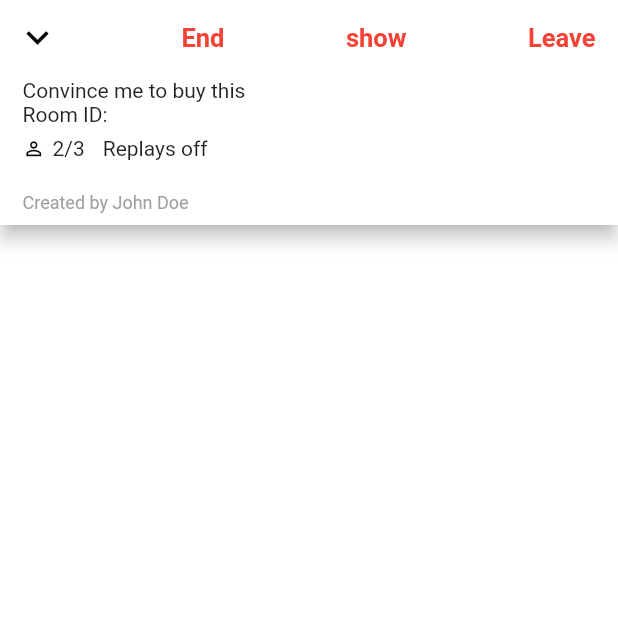
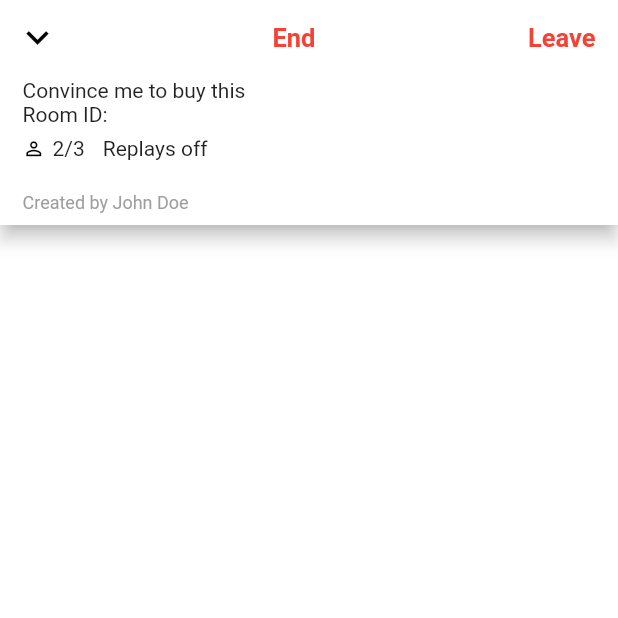
Before and after one commit to YawarOsman/socialnetwork, a Flutter app: the RoomScreen screen opened directly with empty values, after a tap on "End", on a phone screen of 412 x 824 dp, the top half of it. Run offline on Flutter 3.47's test engine with Material 2 defaults, Android fonts, the phone set to English and light mode, and no system bars; our stand-ins replace cached_network_image, connectivity_plus, device_info_plus, flashy_tab_bar2, flutter_dotenv, flutter_switch and 4 more; missing offline and left inert: amplify_api, amplify_auth_cognito, amplify_core, amplify_datastore, amplify_flutter, amplify_storage_s3 and 1 more; accounts and stored records are empty; network calls fail.

Commit message:
fixing bugs

```diff
--- a/lib/pages/home.dart
+++ b/lib/pages/home.dart
@@ -1,7 +1,6 @@
 import 'package:connectivity_plus/connectivity_plus.dart';
 import 'package:flutter/material.dart';
 import 'package:provider/provider.dart';
-import 'package:socialnetwork/pages/roomScreen.dart';
 import 'dart:developer' as dev;
 import '../helper/audiocall/api.dart';
 import '../helper/con.dart';
@@ -120,12 +119,12 @@ class _HomeState extends State<Home> {
                   bottomNavigationBar: BottomBar(),
                   body: Stack(alignment: Alignment.bottomCenter, children: [
                     _list.elementAt(log.selectedTab),
-                    (states.isRoomPageMinimized && states.isRoomOpened)
+                    (states.isRoomPageMinimized && log.isRoomActive)
                         ? MinimizedRoomPage()
                         : SizedBox(),
                   ]),
                 ),
-                states.isRoomOpened
+                log.isRoomActive
                     ? AnimatedContainer(
                         duration: Duration(milliseconds: 100),
                         height: states.isRoomPageMinimized
--- a/lib/pages/roomScreen.dart
+++ b/lib/pages/roomScreen.dart
@@ -16,17 +16,13 @@ class RoomScreen extends StatefulWidget {
   final String roomId;
   final String? id;
   final String token;
-  final void Function() leaveRoom;
-  final void Function() endRoom;
 
-  const RoomScreen(
-      {Key? key,
+  RoomScreen({
+    Key? key,
     this.id,
     required this.roomId,
     required this.token,
-      required this.leaveRoom,
-      required this.endRoom})
-      : super(key: key);
+  }) : super(key: key);
 
   @override
   State<RoomScreen> createState() => _RoomScreenState();
@@ -117,16 +113,11 @@ class _RoomScreenState extends State<RoomScreen> {
 
   @override
   Widget build(BuildContext context) {
-    return Container(
-      height:
-          //Provider.of<States>(context, listen: false).isRoomPageMinimized
-          //     ? 200
-          //     :
-          MediaQuery.of(context).size.height -
-              MediaQueryData.fromWindow(WidgetsBinding.instance.window)
-                  .padding
-                  .top,
-      child: Scaffold(
+    return SizedBox(
+      height: MediaQuery.of(context).size.height -
+          MediaQueryData.fromWindow(WidgetsBinding.instance.window).padding.top,
+      child: Consumer2<Log, States>(
+        builder: (context, log, states, child) => Scaffold(
           body: Column(
             children: [
               Card(
@@ -135,25 +126,22 @@ class _RoomScreenState extends State<RoomScreen> {
                 shape: RoundedRectangleBorder(
                     borderRadius: BorderRadius.circular(0)),
                 child: Container(
-                padding: EdgeInsets.only(top: 10),
+                  padding: const EdgeInsets.only(top: 10),
                   color: context.read<Log>().isDark
-                    ? Color.fromARGB(255, 22, 22, 22)
+                      ? const Color.fromARGB(255, 22, 22, 22)
                       : Colors.white,
                   height: 150,
                   child: Column(
                     children: [
                       Padding(
-                      padding:
-                          const EdgeInsets.only(left: 10, right: 15, bottom: 5),
+                        padding: const EdgeInsets.only(
+                            left: 10, right: 15, bottom: 5),
                         child: Row(
                             mainAxisAlignment: MainAxisAlignment.spaceBetween,
                             children: [
                               GestureDetector(
                                   onTap: () {
-                                  Provider.of<States>(context, listen: false)
-                                      .setIsRoomPageMinimized = true;
-                                  print(
-                                      'dodododdododododdododododdododododododdodoododdo:${Provider.of<States>(context, listen: false).isRoomPageMinimized}');
+                                    states.setIsRoomPageMinimized = true;
                                   },
                                   child: Icon(
                                     Icons.keyboard_arrow_down,
@@ -164,10 +152,9 @@ class _RoomScreenState extends State<RoomScreen> {
                                     if (!isRoomReady) {
                                       return;
                                     }
-                                  Provider.of<States>(context, listen: false)
-                                      .setIsRoomOpened = false;
-                                  Provider.of<States>(context, listen: false)
-                                      .setIsRoomPageMinimized = true;
+                                    log.setIsRoomActive = false;
+                                    states.setIsRoomPageMinimized = true;
+                                    states.setRoomInstance = null;
                                     room.end();
                                   },
                                   child: Text(
@@ -178,36 +165,13 @@ class _RoomScreenState extends State<RoomScreen> {
                                         fontSize: 17),
                                   )),
                               GestureDetector(
-                                onTap: () async {
-                                  if (!isRoomReady) {
-                                    return;
-                                  }
-                                  final id = widget.id;
-                                  print(id);
-                                  final url =
-                                      'https://api.videosdk.live/v2/sessions/$id';
-                                  final http.Response response = await http.get(
-                                      Uri.parse(url),
-                                      headers: {'Authorization': token});
-                                  devlog.log(
-                                      '___++_+__+_+_+++_+_+_++_: ${jsonDecode(response.body)}');
-                                },
-                                child: Text(
-                                  'show',
-                                  style: TextStyle(
-                                      color: Colors.red,
-                                      fontWeight: FontWeight.bold,
-                                      fontSize: 17),
-                                )),
-                            GestureDetector(
                                   onTap: () {
                                     if (!isRoomReady) {
                                       return;
                                     }
-                                  Provider.of<States>(context, listen: false)
-                                      .setIsRoomOpened = false;
-                                  Provider.of<States>(context, listen: false)
-                                      .setIsRoomPageMinimized = true;
+                                    log.setIsRoomActive = false;
+                                    states.setIsRoomPageMinimized = true;
+                                    states.setRoomInstance = null;
                                     room.leave();
                                   },
                                   child: Text(
@@ -236,13 +200,13 @@ class _RoomScreenState extends State<RoomScreen> {
                                       crossAxisAlignment:
                                           CrossAxisAlignment.start,
                                       children: [
-                                      Text('Convince me to buy this'),
+                                        const Text('Convince me to buy this'),
                                         Text('Room ID: ${widget.roomId}'),
                                       ],
                                     ),
                                   ),
                                   Row(
-                                  children: [
+                                    children: const [
                                       Icon(Icons.person_outline, size: 15),
                                       SizedBox(
                                         width: 5,
@@ -256,12 +220,12 @@ class _RoomScreenState extends State<RoomScreen> {
                                   ),
                                 ],
                               ),
-                            Padding(
-                              padding: const EdgeInsets.symmetric(vertical: 8),
+                              const Padding(
+                                padding: EdgeInsets.symmetric(vertical: 8),
                                 child: Text(
                                   'Created by John Doe',
-                                style:
-                                    TextStyle(fontSize: 12, color: Colors.grey),
+                                  style: TextStyle(
+                                      fontSize: 12, color: Colors.grey),
                                 ),
                               ),
                             ],
@@ -276,19 +240,23 @@ class _RoomScreenState extends State<RoomScreen> {
                 child: GridView.builder(
                   itemCount: participantVideoStreams.values.length,
                   shrinkWrap: true,
-                padding: EdgeInsets.symmetric(vertical: 15, horizontal: 8),
+                  padding:
+                      const EdgeInsets.symmetric(vertical: 15, horizontal: 8),
                   itemBuilder: (context, index) => ParticipantTile(
                     stream: participantVideoStreams.values.elementAt(index)!,
                     roomId: widget.roomId,
                     isSpeak: true,
                   ),
-                gridDelegate: SliverGridDelegateWithFixedCrossAxisCount(
-                    crossAxisSpacing: 5, mainAxisSpacing: 5, crossAxisCount: 3),
+                  gridDelegate: const SliverGridDelegateWithFixedCrossAxisCount(
+                      crossAxisSpacing: 5,
+                      mainAxisSpacing: 5,
+                      crossAxisCount: 3),
                 ),
               )
             ],
           ),
         ),
+      ),
     );
   }
 }
--- a/lib/provider/states.dart
+++ b/lib/provider/states.dart
@@ -4,25 +4,25 @@ import '../pages/roomScreen.dart';
 
 class States extends ChangeNotifier {
   bool _isRoomPageMinimized = false;
-  bool _isRoomOpened = false;
-  late RoomScreen _roomInstance;
+  RoomScreen? _roomInstance;
+  bool _roomLeaved = false;
 
   bool get isRoomPageMinimized => _isRoomPageMinimized;
-  bool get isRoomOpened => _isRoomOpened;
-  RoomScreen get roomInstance => _roomInstance;
+  RoomScreen? get roomInstance => _roomInstance;
+  bool get roomLeaved => _roomLeaved;
 
   set setIsRoomPageMinimized(bool value) {
     _isRoomPageMinimized = value;
     notifyListeners();
   }
 
-  set setIsRoomOpened(bool value) {
-    _isRoomOpened = value;
+  set setRoomInstance(RoomScreen? value) {
+    _roomInstance = value;
     notifyListeners();
   }
 
-  set setRoomInstance(RoomScreen value) {
-    _roomInstance = value;
+  set setRoomLeaved(bool value) {
+    _roomLeaved = value;
     notifyListeners();
   }
 }
--- a/pubspec.yaml
+++ b/pubspec.yaml
@@ -51,7 +51,7 @@ dependencies:
   image_picker: ^0.8.5+3
   uuid: ^3.0.6
   async: ^2.8.2
-  videosdk: ^1.0.6
+  videosdk: ^1.0.7
   connectivity_plus: ^2.3.7
   font_awesome_flutter: ^10.2.1
   cached_network_image: ^3.2.2
```
Also changed, not shown: lib/pages/mainPage.dart (+21 -15 lines), lib/submodels/bottomBar/mainBottonTabbar.dart (+0 -8 lines), lib/widgets/minimizedRoomPage.dart (+5 -5 lines), pubspec.lock, 5 other files. Lines whose indentation alone changed are shown as unchanged.
